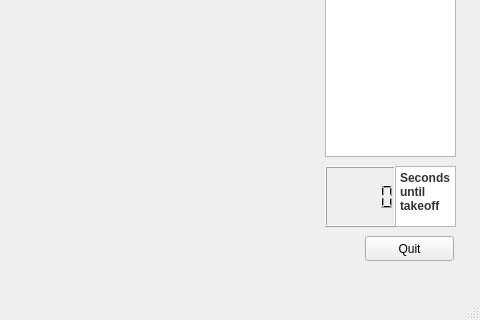
Iledius/NysseGame, file Game/gamewindow.ui: the form before one commit; both pictures show x 795 to 1275 and y 324 to 644 of the 1275 by 644 pixel window.
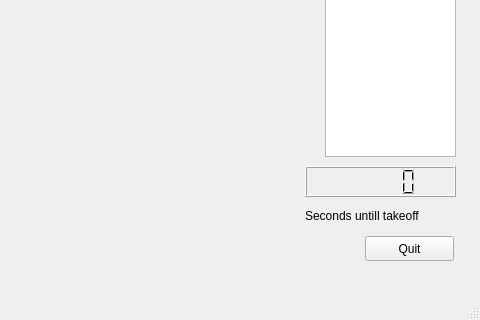
The form after the commit.

Commit message: Created end dialog with no functionality

```diff
--- a/Game/gamewindow.ui
+++ b/Game/gamewindow.ui
@@ -79,32 +79,13 @@
    <widget class="QLCDNumber" name="timeDisplay">
     <property name="geometry">
      <rect>
-      <x>1120</x>
+      <x>1100</x>
       <y>490</y>
-      <width>71</width>
-      <height>61</height>
+      <width>151</width>
+      <height>31</height>
      </rect>
     </property>
    </widget>
-   <widget class="QTextBrowser" name="textBrowser">
-    <property name="geometry">
-     <rect>
-      <x>1190</x>
-      <y>490</y>
-      <width>61</width>
-      <height>61</height>
-     </rect>
-    </property>
-    <property name="html">
-     <string>&lt;!DOCTYPE HTML PUBLIC &quot;-//W3C//DTD HTML 4.0//EN&quot; &quot;http://www.w3.org/TR/REC-html40/strict.dtd&quot;&gt;
-&lt;html&gt;&lt;head&gt;&lt;meta name=&quot;qrichtext&quot; content=&quot;1&quot; /&gt;&lt;style type=&quot;text/css&quot;&gt;
-p, li { white-space: pre-wrap; }
-&lt;/style&gt;&lt;/head&gt;&lt;body style=&quot; font-family:'Ubuntu'; font-size:11pt; font-weight:400; font-style:normal;&quot;&gt;
-&lt;p style=&quot; margin-top:0px; margin-bottom:0px; margin-left:0px; margin-right:0px; -qt-block-indent:0; text-indent:0px;&quot;&gt;&lt;span style=&quot; font-size:9pt; font-weight:600; color:#2e3436;&quot;&gt;Seconds&lt;/span&gt;&lt;/p&gt;
-&lt;p style=&quot; margin-top:0px; margin-bottom:0px; margin-left:0px; margin-right:0px; -qt-block-indent:0; text-indent:0px;&quot;&gt;&lt;span style=&quot; font-size:9pt; font-weight:600; color:#2e3436;&quot;&gt;until &lt;/span&gt;&lt;/p&gt;
-&lt;p style=&quot; margin-top:0px; margin-bottom:0px; margin-left:0px; margin-right:0px; -qt-block-indent:0; text-indent:0px;&quot;&gt;&lt;span style=&quot; font-size:9pt; font-weight:600; color:#2e3436;&quot;&gt;takeoff&lt;/span&gt;&lt;/p&gt;&lt;/body&gt;&lt;/html&gt;</string>
-    </property>
-   </widget>
    <widget class="QPushButton" name="quitButton">
     <property name="geometry">
      <rect>
@@ -118,6 +99,19 @@
      <string>Quit</string>
     </property>
    </widget>
+   <widget class="QLabel" name="label">
+    <property name="geometry">
+     <rect>
+      <x>1100</x>
+      <y>530</y>
+      <width>151</width>
+      <height>20</height>
+     </rect>
+    </property>
+    <property name="text">
+     <string>Seconds untill takeoff</string>
+    </property>
+   </widget>
   </widget>
   <widget class="QMenuBar" name="menubar">
    <property name="geometry">
```
Left out of the diff: 2 changed lines with no effect on the pictures. The commit also changes 5 other files.
